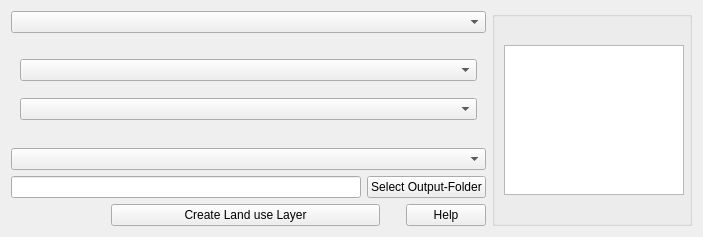
Above: QTalsim/qtalsim_landuse.ui from sydroconsult/QTalsim before the change. Below: the same form after it.
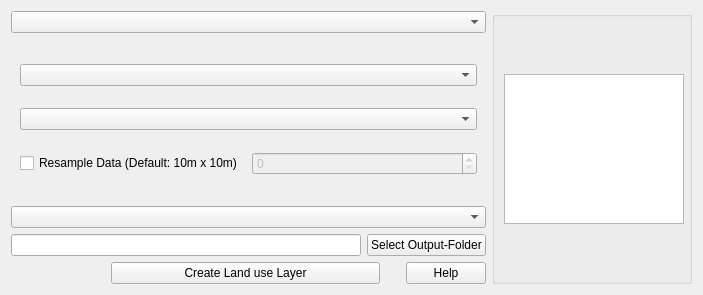
That is the form after the change. The open tabs and pages were chosen to show the change. Custom widgets are drawn as their Qt base class.

Commit message: Add possibility for ESA world cover download to resample data to coarser resolution and update ESA - Talsim land use mapping

Patch:
```diff
--- a/QTalsim/qtalsim_landuse.ui
+++ b/QTalsim/qtalsim_landuse.ui
@@ -7,7 +7,7 @@
     <x>0</x>
     <y>0</y>
     <width>703</width>
-    <height>237</height>
+    <height>295</height>
    </rect>
   </property>
   <property name="windowTitle">
@@ -46,6 +46,33 @@
                <height>0</height>
               </size>
              </property>
+             <property name="maxVisibleItems">
+              <number>10</number>
+             </property>
+             <property name="filters">
+              <set>Qgis::AnnotationLayer|Qgis::RasterLayer|Qgis::TiledSceneLayer</set>
+             </property>
+            </widget>
+           </item>
+          </layout>
+         </item>
+         <item>
+          <layout class="QHBoxLayout" name="horizontalLayout_2">
+           <item>
+            <widget class="QCheckBox" name="checkboxResample">
+             <property name="text">
+              <string>Resample Data (Default: 10m x 10m)</string>
+             </property>
+            </widget>
+           </item>
+           <item>
+            <widget class="QSpinBox" name="spinboxResample">
+             <property name="enabled">
+              <bool>false</bool>
+             </property>
+             <property name="maximum">
+              <number>10000000</number>
+             </property>
             </widget>
            </item>
           </layout>
@@ -164,13 +191,13 @@
      <property name="minimumSize">
       <size>
        <width>50</width>
-       <height>150</height>
+       <height>200</height>
       </size>
      </property>
      <property name="maximumSize">
       <size>
        <width>200</width>
-       <height>300</height>
+       <height>16777215</height>
       </size>
      </property>
      <property name="alignment">
```
Left out of the diff: 5 changed lines with no effect on the pictures. The commit also changes 2 other files.
